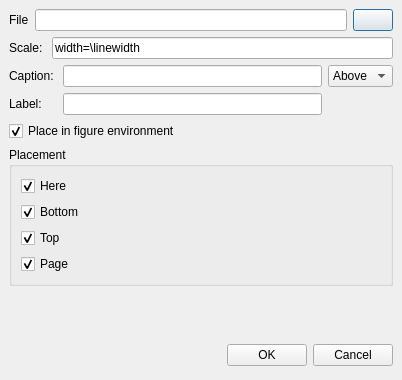
Old version of the form insertgraphics.ui in the repository svn2github/texstudio-trunk.
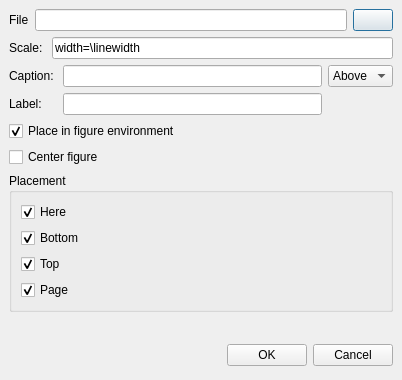
New version of the form. Icons and pictures are not drawn.

Commit message: centering add in figure wizard

```diff
--- a/insertgraphics.ui
+++ b/insertgraphics.ui
@@ -148,6 +148,13 @@
      </property>
     </widget>
    </item>
+   <item>
+    <widget class="QCheckBox" name="cbCentering">
+     <property name="text">
+      <string>Center figure</string>
+     </property>
+    </widget>
+   </item>
    <item>
     <widget class="QGroupBox" name="groupBox">
      <property name="title">
```
Left out of the diff: 6 changed lines with no effect on the pictures. The commit also changes 2 other files.
